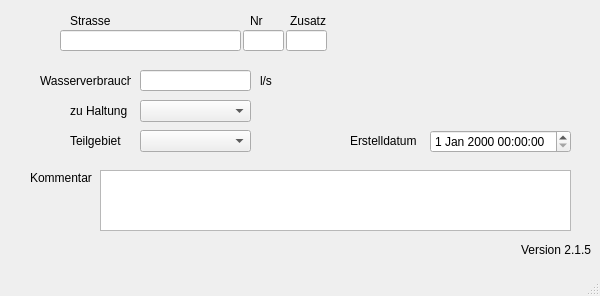
The window that qkan/importhe/templates/einleit.ui (hoettges/QKan) describes before a commit, drawn with Qt 5.
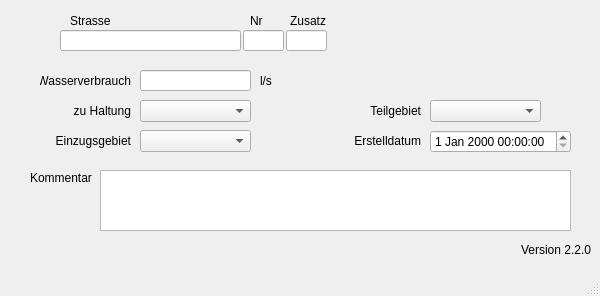
The same window after the commit. Custom widgets are drawn as their Qt base class.

```diff
--- a/qkan/importhe/templates/einleit.ui
+++ b/qkan/importhe/templates/einleit.ui
@@ -29,6 +29,9 @@
     <property name="text">
      <string>zu Haltung</string>
     </property>
+    <property name="alignment">
+     <set>Qt::AlignRight|Qt::AlignTrailing|Qt::AlignVCenter</set>
+    </property>
    </widget>
    <widget class="QLabel" name="label_5">
     <property name="geometry">
@@ -42,19 +45,25 @@
     <property name="text">
      <string>Wasserverbrauch</string>
     </property>
+    <property name="alignment">
+     <set>Qt::AlignRight|Qt::AlignTrailing|Qt::AlignVCenter</set>
+    </property>
    </widget>
    <widget class="QLabel" name="label_22">
     <property name="geometry">
      <rect>
-      <x>70</x>
-      <y>130</y>
-      <width>51</width>
+      <x>360</x>
+      <y>100</y>
+      <width>61</width>
       <height>21</height>
      </rect>
     </property>
     <property name="text">
      <string>Teilgebiet</string>
     </property>
+    <property name="alignment">
+     <set>Qt::AlignRight|Qt::AlignTrailing|Qt::AlignVCenter</set>
+    </property>
    </widget>
    <widget class="QLineEdit" name="zufluss">
     <property name="geometry">
@@ -79,8 +88,8 @@
    <widget class="QComboBox" name="teilgebiet">
     <property name="geometry">
      <rect>
-      <x>140</x>
-      <y>130</y>
+      <x>430</x>
+      <y>100</y>
       <width>111</width>
       <height>22</height>
      </rect>
@@ -203,6 +212,9 @@
     <property name="text">
      <string>Erstelldatum</string>
     </property>
+    <property name="alignment">
+     <set>Qt::AlignRight|Qt::AlignTrailing|Qt::AlignVCenter</set>
+    </property>
    </widget>
    <widget class="QgsDateTimeEdit" name="createdat">
     <property name="geometry">
@@ -227,12 +239,38 @@
      <string>Version QKan Import</string>
     </property>
     <property name="text">
-     <string>Version 2.1.5</string>
+     <string>Version 2.2.0</string>
     </property>
     <property name="alignment">
      <set>Qt::AlignRight|Qt::AlignTrailing|Qt::AlignVCenter</set>
     </property>
    </widget>
+   <widget class="QLabel" name="label_23">
+    <property name="geometry">
+     <rect>
+      <x>50</x>
+      <y>130</y>
+      <width>81</width>
+      <height>21</height>
+     </rect>
+    </property>
+    <property name="text">
+     <string>Einzugsgebiet</string>
+    </property>
+    <property name="alignment">
+     <set>Qt::AlignRight|Qt::AlignTrailing|Qt::AlignVCenter</set>
+    </property>
+   </widget>
+   <widget class="QComboBox" name="einzugsgebiet">
+    <property name="geometry">
+     <rect>
+      <x>140</x>
+      <y>130</y>
+      <width>111</width>
+      <height>22</height>
+     </rect>
+    </property>
+   </widget>
   </widget>
   <widget class="QMenuBar" name="menubar">
    <property name="geometry">
```
